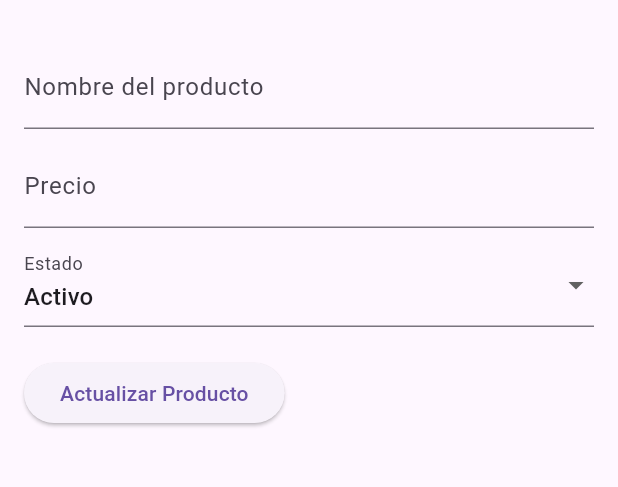
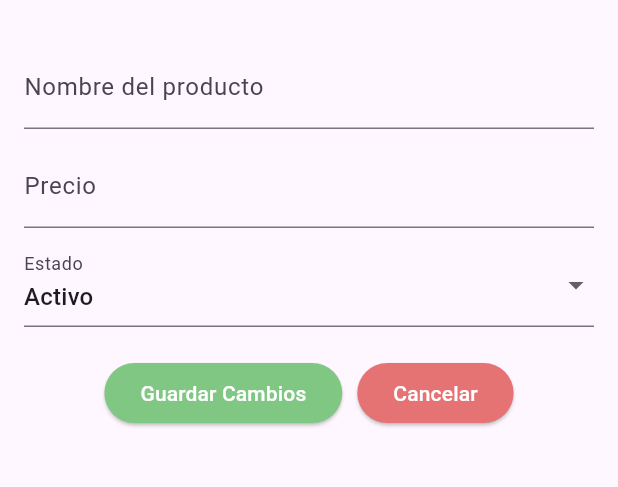
Before and after one commit to FrancoGT/SalesRegister, a Flutter app: the EditProductPage screen opened directly with empty values, on a phone screen of 412 x 824 dp, the part 63-550 px from its top. Run offline on Flutter 3.47's test engine with Material 3 defaults, Android fonts, the phone set to English and light mode, and no system bars; our stand-ins replace shared_preferences, sqflite; accounts and stored records are empty.

```diff
--- a/lib/components/common/sidebar.dart
+++ b/lib/components/common/sidebar.dart
@@ -11,7 +11,7 @@ class Sidebar extends StatelessWidget {
   Widget build(BuildContext context) {
     return Drawer(
       child: Container(
-        color: const Color(0xFF7CB342), // Actualizado al color del login
+        color: const Color(0xFF81C784),
         child: ListView(
           padding: EdgeInsets.zero,
           children: [
@@ -32,7 +32,7 @@ class Sidebar extends StatelessWidget {
   Widget _buildDrawerHeader() {
     return const DrawerHeader(
       decoration: BoxDecoration(
-        color: Color(0xFF7CB342), // Actualizado al color del login
+        color: Color(0xFF81C784), // Actualizado al color del login
       ),
       child: Column(
         crossAxisAlignment: CrossAxisAlignment.start,
--- a/lib/components/products/edit_product_page.dart
+++ b/lib/components/products/edit_product_page.dart
@@ -114,9 +114,25 @@ class _EditProductPageState extends State<EditProductPage> {
                 decoration: const InputDecoration(labelText: 'Estado'),
               ),
               const SizedBox(height: 20),
-              ElevatedButton(
-                onPressed: () => _updateProduct(context),
-                child: const Text('Actualizar Producto'),
+              Row(
+                mainAxisAlignment: MainAxisAlignment.center,
+                children: [
+                  ElevatedButton(
+                    onPressed: () => _updateProduct(context),
+                    style: ElevatedButton.styleFrom(
+                      backgroundColor: const Color(0xFF81C784), // Verde pastel
+                    ),
+                    child: const Text('Guardar Cambios', style: TextStyle(color: Colors.white)),
+                  ),
+                  const SizedBox(width: 10),
+                  ElevatedButton(
+                    onPressed: () => Navigator.pop(context),
+                    style: ElevatedButton.styleFrom(
+                      backgroundColor: const Color(0xFFE57373), // Rojo suave
+                    ),
+                    child: const Text('Cancelar', style: TextStyle(color: Colors.white)),
+                  ),
+                ],
               ),
             ],
           ),
--- a/lib/components/products/products_page.dart
+++ b/lib/components/products/products_page.dart
@@ -58,7 +58,7 @@ class _ProductsPageState extends State<ProductsPage> {
                     }
                   },
                   style: ElevatedButton.styleFrom(
-                    backgroundColor: const Color(0xFF7CB342), // Color de fondo
+                    backgroundColor: const Color(0xFF81C784), // Color de fondo
                     foregroundColor: Colors.white, // Color del texto
                   ),
                   child: const Text('Crear Producto'),
--- a/lib/models/product.dart
+++ b/lib/models/product.dart
@@ -1,5 +1,8 @@
-class Product
-{
+import 'dart:async';
+import 'package:path/path.dart';
+import 'package:sqflite/sqflite.dart';
+
+class Product {
   int? id;
   String name;
   double price;
@@ -7,6 +10,74 @@ class Product
 
   Product({this.id, required this.name, required this.price, this.status = 'Active'});
 
+  // Método estático para obtener la base de datos
+  static Future<Database> getDatabase() async {
+    // Abre o crea la base de datos
+    String path = join(await getDatabasesPath(), 'app_database.db');
+    return openDatabase(
+      path,
+      version: 1,
+      onCreate: (db, version) async {
+        await db.execute('''
+          CREATE TABLE products(
+            id INTEGER PRIMARY KEY AUTOINCREMENT,
+            name TEXT,
+            price REAL,
+            status TEXT
+          )
+        ''');
+      },
+    );
+  }
+
+  // Método para insertar un producto
+  static Future<int> insertProduct(Database db, Product product) async {
+    return await db.insert('products', product.toMap());
+  }
+
+  // Método para obtener todos los productos
+  static Future<List<Product>> getProducts(Database db) async {
+    final List<Map<String, dynamic>> maps = await db.query('products');
+    return List.generate(maps.length, (i) {
+      return Product.fromMap(maps[i]);
+    });
+  }
+
+  // Método para obtener un producto por ID
+  static Future<Product> getProductById(Database db, int id) async {
+    final List<Map<String, dynamic>> maps = await db.query(
+      'products',
+      where: 'id = ?',
+      whereArgs: [id],
+    );
+    if (maps.isNotEmpty) {
+      return Product.fromMap(maps.first);
+    } else {
+      throw Exception('Producto no encontrado');
+    }
+  }
+
+  // Método para actualizar un producto
+  static Future<void> updateProduct(Database db, Product product) async {
+    await db.update(
+      'products',
+      product.toMap(),
+      where: 'id = ?',
+      whereArgs: [product.id],
+    );
+  }
+
+  // Convertir el producto a un mapa
+  Map<String, dynamic> toMap() {
+    return {
+      'id': id,
+      'name': name,
+      'price': price,
+      'status': status,
+    };
+  }
+
+  // Crear un producto desde un mapa
   factory Product.fromMap(Map<String, dynamic> map) {
     return Product(
       id: map['id'],
@@ -15,13 +86,4 @@ class Product
       status: map['status'],
     );
   }
-
-  Map<String, dynamic> toMap() {
-    return {
-      'id': id,
-      'name': name,
-      'price': price,
-      'status': status,
-    };
-  }
 }
```
Also changed, not shown: lib/components/complementaries/login_page.dart (+5 -5 lines), lib/components/products/create_product_page.dart (+19 -5 lines), lib/database/databasehelper.dart (+2 -98 lines), lib/models/user.dart (+25 -2 lines), lib/providers/products_provider.dart (+14 -19 lines).
